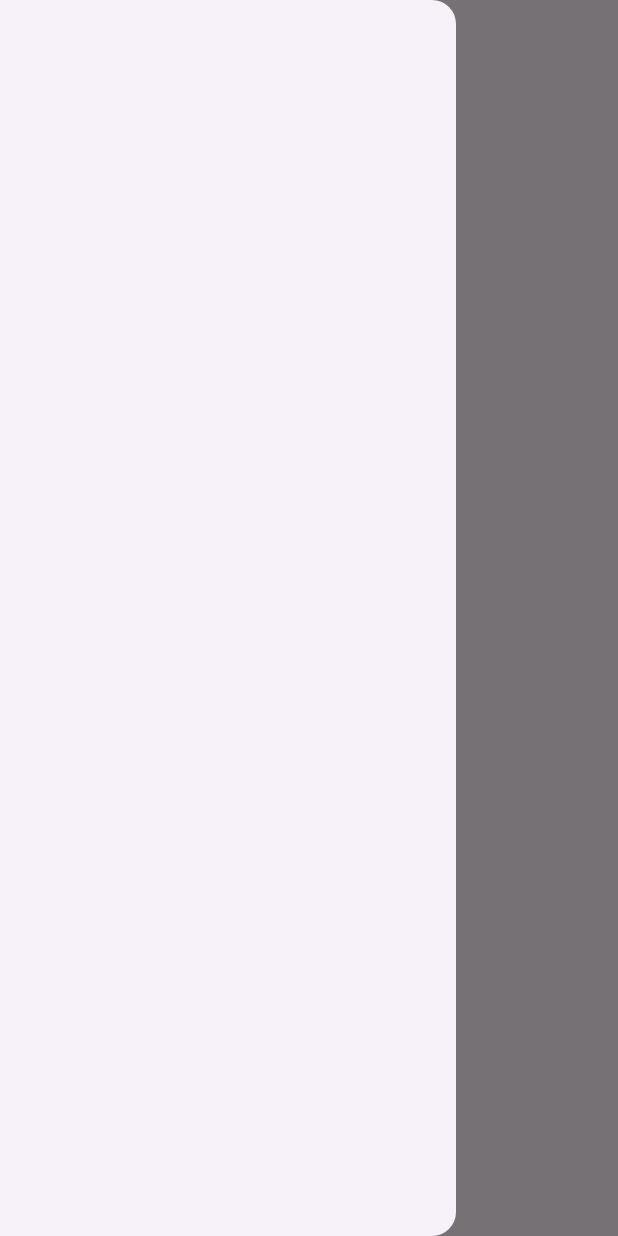
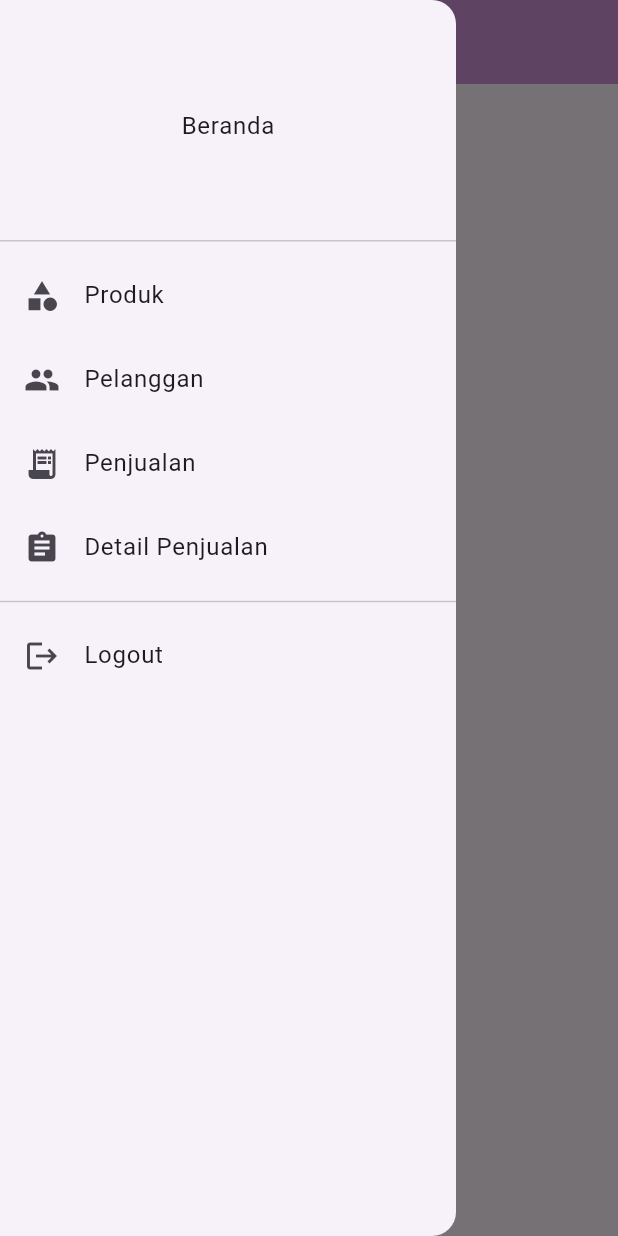
Before and after one commit to Sallimar/ukk_2025, a Flutter app: the Beranda screen opened directly, with the side drawer open, on a phone screen of 412 x 824 dp. Run offline on Flutter 3.47's test engine with Material 3 defaults, Android fonts, the phone set to English and light mode, and no system bars; our stand-ins replace loading_animation_widget, supabase_flutter; accounts and stored records are empty.

Commit message:
Halaman Beranda

```diff
--- /dev/null
+++ b/lib/DetailPenjualan/insert.dart
@@ -0,0 +1 @@
+import 'package:flutter/material.dart';
--- /dev/null
+++ b/lib/Pelanggan/insert.dart
@@ -0,0 +1 @@
+import 'package:flutter/material.dart';
--- /dev/null
+++ b/lib/Pelanggan/update.dart
@@ -0,0 +1 @@
+import 'package:flutter/material.dart';
--- /dev/null
+++ b/lib/Penjualan/insert.dart
@@ -0,0 +1 @@
+import 'package:flutter/material.dart';
--- /dev/null
+++ b/lib/Produk/index.dart
@@ -0,0 +1,3 @@
+import 'package:flutter/material.dart';
+import 'package:loading_animation_widget/loading_animation_widget.dart';
+import 'package:supabase_flutter/supabase_flutter.dart';
--- /dev/null
+++ b/lib/Produk/insert.dart
@@ -0,0 +1 @@
+import 'package:flutter/material.dart';
--- /dev/null
+++ b/lib/Produk/update.dart
@@ -0,0 +1 @@
+import 'package:flutter/material.dart';
--- a/lib/beranda.dart
+++ b/lib/beranda.dart
@@ -1,20 +1,81 @@
 import 'package:flutter/material.dart';
 import 'package:supabase_flutter/supabase_flutter.dart';
+import 'package:ukk_2025/Produk/index.dart';
 import 'package:ukk_2025/login.dart';
+import 'package:ukk_2025/main.dart';
 
 class Beranda extends StatefulWidget {
   const Beranda ({super.key});
 
   @override
-  State<Beranda> createState() => _BerandaState();
+  _BerandaState createState() => _BerandaState();
 }
 
-class _BerandaState extends State<Beranda> {
+class _BerandaState extends State<Beranda>with SingleTickerProviderStateMixin {
+  late TabController _tabController;
+
+  @override
+  void initState() {
+    super.initState();
+    _tabController = TabController(length: 5, vsync: this);
+  }
+
+  @override
+  void dispose() {
+    _tabController.dispose();
+    super.dispose();
+  }
+
+  void _changeTab(int index) {
+    setState(() {
+      _tabController.index=index;
+      Navigator.pop(context);
+    });
+  }
   @override
   Widget build(BuildContext context) {
-    return const Scaffold(
+    return Scaffold(
+      appBar: AppBar(
+        backgroundColor: Colors.purple[200],
+        title: const Text('Halaman Utama'),
+      ),
       drawer: Drawer(
-      )
+        child: ListView(
+          children: [
+            const DrawerHeader(
+              child: Center(
+                child: Text('Beranda'),
+              ),
+              ),
+            ListTile(
+              leading: const Icon(Icons.category),
+                title: const Text('Produk'),
+                onTap: () => _changeTab (0),
+            ),
+            ListTile(
+              leading: const Icon(Icons.people),
+                title: const Text('Pelanggan'),
+                onTap: () => _changeTab (1),
+            ),
+           ListTile(
+              leading: const Icon(Icons.receipt_long),
+                title: const Text('Penjualan'),
+                onTap: () => _changeTab (2),
+            ),
+            ListTile(
+              leading: const Icon(Icons.assignment),
+                title: const Text('Detail Penjualan'),
+                onTap: () => _changeTab (3),
+            ),
+            const Divider(),
+            ListTile(
+              leading: const Icon(Icons.logout),
+                title: const Text('Logout'),
+                onTap: () => _changeTab (4),
+            ),
+          ],
+        ),
+      ),
     );
   }
 }
--- a/pubspec.yaml
+++ b/pubspec.yaml
@@ -36,6 +36,7 @@ dependencies:
   # The following adds the Cupertino Icons font to your application.
   # Use with the CupertinoIcons class for iOS style icons.
   cupertino_icons: ^1.0.6
+  loading_animation_widget: ^1.3.0
 
 dev_dependencies:
   flutter_test:
```
Also changed, not shown: lib/Pelanggan/index.dart (added, +15 -0 lines), lib/login.dart (+59 -3 lines), lib/main.dart (+12 -4 lines), pubspec.lock.
